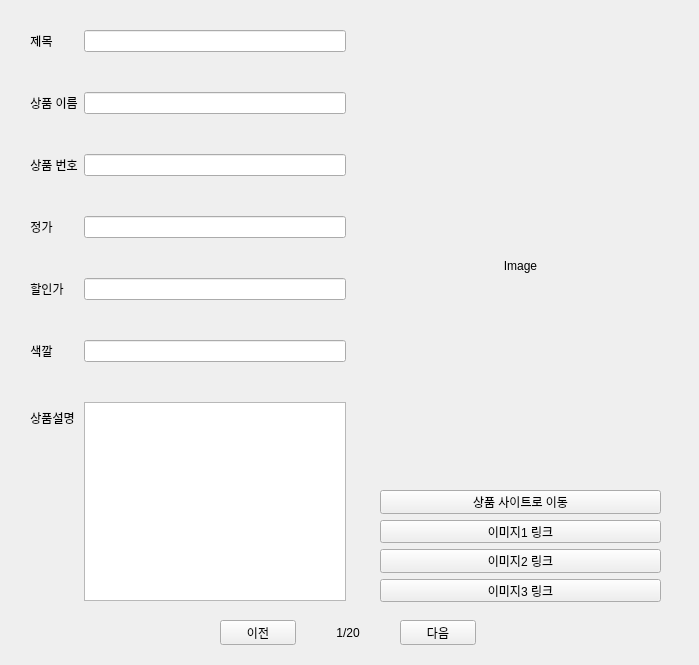
Above: src/crawling_result.ui from gagip/stella before the change. Below: the same form after it.
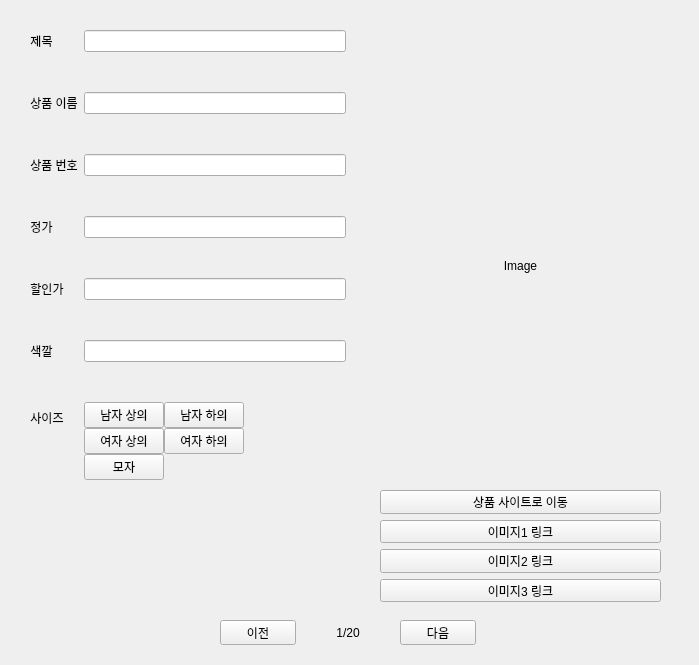
That is the form after the change.

Commit message: GUI > 상품설명란 제거, 사이즈 복사 UI 추가

```diff
--- a/src/crawling_result.ui
+++ b/src/crawling_result.ui
@@ -165,18 +165,54 @@
       </property>
      </widget>
     </item>
-    <item row="6" column="0">
+    <item row="7" column="0">
      <widget class="QLabel" name="label_7">
       <property name="text">
-       <string>상품설명</string>
+       <string>사이즈</string>
       </property>
       <property name="alignment">
        <set>Qt::AlignCenter</set>
       </property>
      </widget>
     </item>
-    <item row="6" column="1">
-     <widget class="QTextEdit" name="textEdit"/>
+    <item row="7" column="1">
+     <layout class="QGridLayout" name="gridLayout">
+      <item row="0" column="1">
+       <widget class="QPushButton" name="manBottomButton">
+        <property name="text">
+         <string>남자 하의</string>
+        </property>
+       </widget>
+      </item>
+      <item row="1" column="1">
+       <widget class="QPushButton" name="womanBottomButton">
+        <property name="text">
+         <string>여자 하의</string>
+        </property>
+       </widget>
+      </item>
+      <item row="1" column="0">
+       <widget class="QPushButton" name="womanTopButton">
+        <property name="text">
+         <string>여자 상의</string>
+        </property>
+       </widget>
+      </item>
+      <item row="0" column="0">
+       <widget class="QPushButton" name="manTopButton">
+        <property name="text">
+         <string>남자 상의</string>
+        </property>
+       </widget>
+      </item>
+      <item row="2" column="0">
+       <widget class="QPushButton" name="hatButton">
+        <property name="text">
+         <string>모자</string>
+        </property>
+       </widget>
+      </item>
+     </layout>
     </item>
    </layout>
   </widget>
```
The commit also changes 1 other file.
